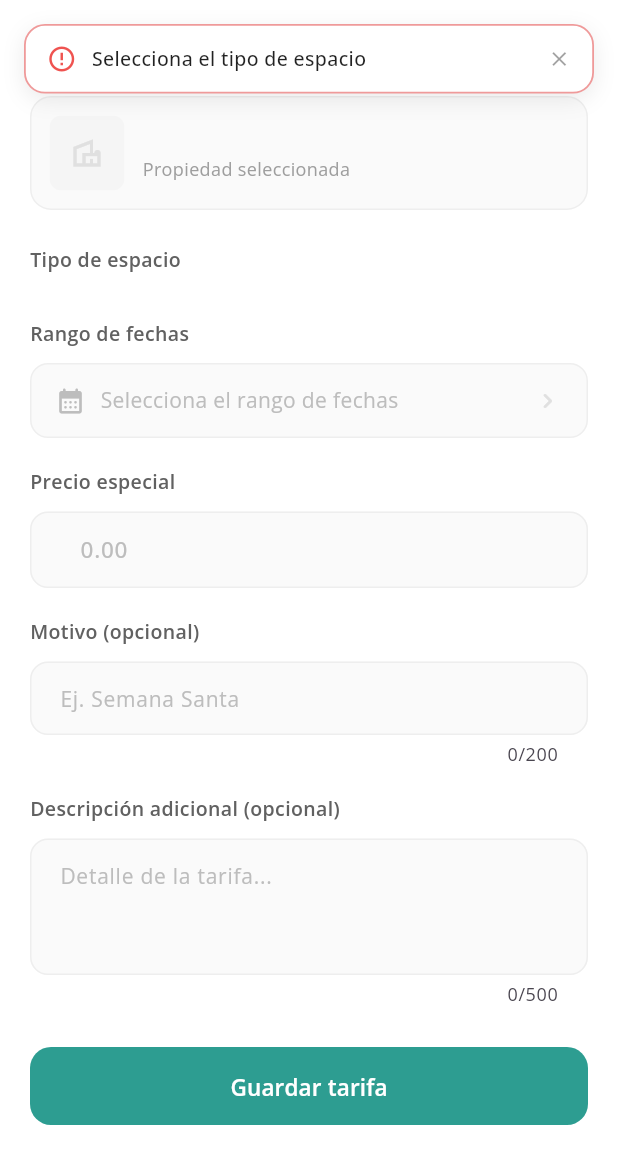
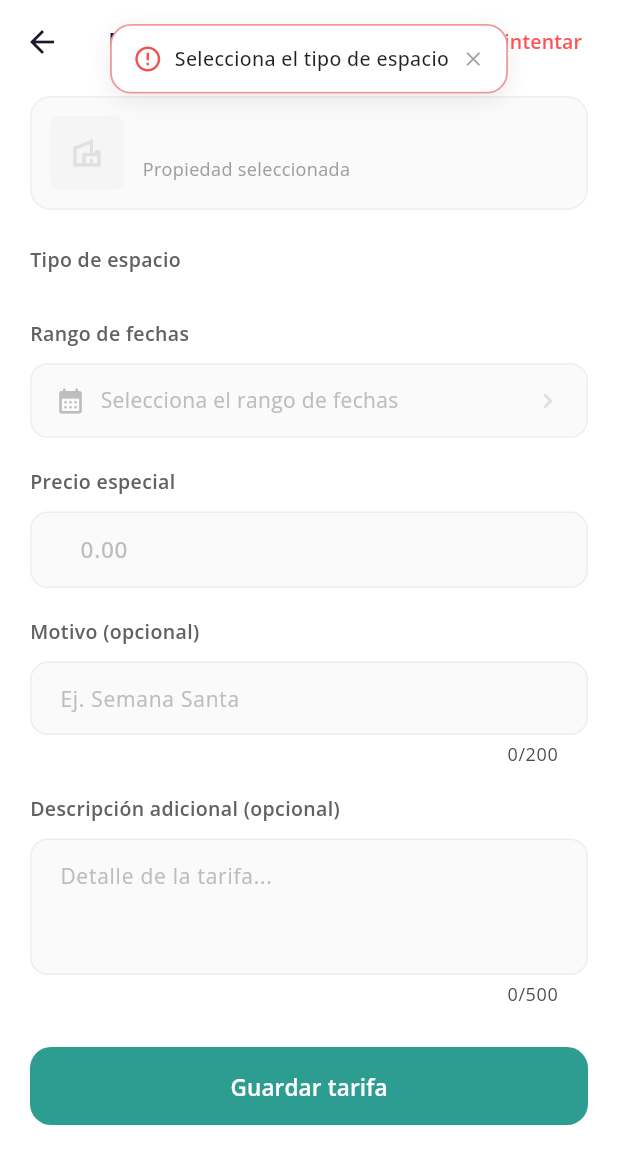
Before and after one commit to Yahir019cx/pool_and_chill_app, a Flutter app: the SpecialRateFormScreen screen opened directly with empty values, after a tap on the "close" icon, after a tap on "Guardar tarifa", on a phone screen of 412 x 824 dp. Shown: the top 1164 px of the screen. Run offline on Flutter 3.47's test engine with Material 3 defaults, Android fonts, the phone set to English and light mode, and no system bars; our stand-ins replace app_links, cached_network_image, firebase_core, firebase_storage, flutter_dotenv, flutter_riverpod and 12 more; missing offline and left inert: flutter_stripe, webview_flutter_android, webview_flutter_wkwebview; accounts and stored records are empty; network calls fail.

Commit message:
refactor: improve layout and alignment of TopChip widget for better user experience

```diff
--- a/lib/core/widgets/top_chip.dart
+++ b/lib/core/widgets/top_chip.dart
@@ -143,10 +143,12 @@ class _TopChipOverlayState extends State<_TopChipOverlay>
             child: Padding(
               padding: const EdgeInsets.symmetric(horizontal: 16, vertical: 8) +
                   EdgeInsets.only(top: topPadding > 0 ? 0 : 8),
+              child: Center(
                 child: Material(
                   color: Colors.transparent,
                   child: GestureDetector(
-                  onTap: () => _ctrl.reverse().then((_) => widget.onDismiss()),
+                    onTap: () =>
+                        _ctrl.reverse().then((_) => widget.onDismiss()),
                     child: Container(
                       padding: const EdgeInsets.symmetric(
                           horizontal: 14, vertical: 12),
@@ -166,16 +168,20 @@ class _TopChipOverlayState extends State<_TopChipOverlay>
                         ],
                       ),
                       child: Row(
+                        mainAxisSize: MainAxisSize.min,
+                        mainAxisAlignment: MainAxisAlignment.center,
+                        crossAxisAlignment: CrossAxisAlignment.center,
                         children: [
                           Icon(
                             TopChip._icon(widget.type),
                             color: TopChip._iconColor(widget.type),
                             size: 20,
                           ),
-                        const SizedBox(width: 10),
-                        Expanded(
+                          const SizedBox(width: 8),
+                          Flexible(
                             child: Text(
                               widget.message,
+                              textAlign: TextAlign.center,
                               style: GoogleFonts.openSans(
                                 fontSize: 13,
                                 color: Colors.black87,
@@ -183,10 +189,11 @@ class _TopChipOverlayState extends State<_TopChipOverlay>
                               ),
                             ),
                           ),
+                          const SizedBox(width: 8),
                           GestureDetector(
                             onTap: () =>
                                 _ctrl.reverse().then((_) => widget.onDismiss()),
-                          child: Icon(
+                            child: const Icon(
                               Icons.close,
                               size: 16,
                               color: Colors.black38,
@@ -201,6 +208,7 @@ class _TopChipOverlayState extends State<_TopChipOverlay>
             ),
           ),
         ),
+      ),
     );
   }
 }
```
Lines whose indentation alone changed are shown as unchanged.
